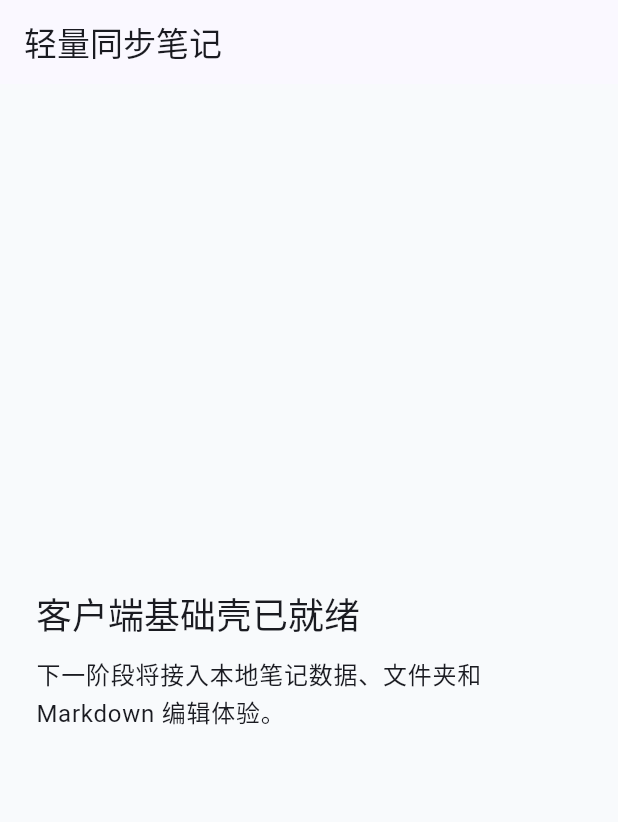
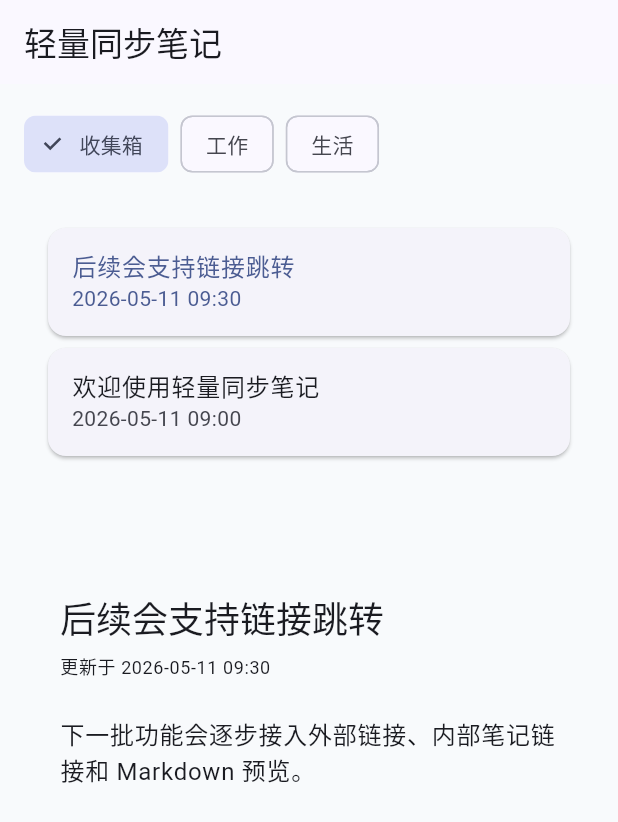
Before and after one commit to lblgb/note, a Flutter app: the screen it shows after launch, on a phone screen of 412 x 824 dp. Shown: the top 822 px of the screen. Run offline on Flutter 3.47's test engine with Material 3 defaults, Android fonts, the phone set to English and light mode, and no system bars.

Commit message:
feat: 添加本地笔记浏览界面

```diff
--- /dev/null
+++ b/apps/client/lib/features/notes/presentation/note_browser_page.dart
@@ -0,0 +1,311 @@
+// 文件说明：本地笔记浏览页面。
+
+import 'package:flutter/material.dart';
+
+import '../data/in_memory_note_repository.dart';
+import '../data/note_repository.dart';
+import '../domain/folder.dart';
+import '../domain/note.dart';
+
+// NoteBrowserPage 展示本地文件夹、笔记列表和笔记详情。
+class NoteBrowserPage extends StatefulWidget {
+  const NoteBrowserPage({
+    super.key,
+    NoteRepository? repository,
+  }) : repository = repository ?? const _DefaultRepository();
+
+  final NoteRepository repository;
+
+  // createState 创建本地笔记浏览状态。
+  @override
+  State<NoteBrowserPage> createState() => _NoteBrowserPageState();
+}
+
+// _DefaultRepository 延迟创建默认内存仓储。
+class _DefaultRepository implements NoteRepository {
+  const _DefaultRepository();
+
+  static final InMemoryNoteRepository _repository = InMemoryNoteRepository();
+
+  // listFolders 读取默认文件夹列表。
+  @override
+  List<Folder> listFolders() => _repository.listFolders();
+
+  // listNotes 读取默认文件夹下的笔记列表。
+  @override
+  List<Note> listNotes(String folderId) => _repository.listNotes(folderId);
+
+  // findNote 读取默认笔记详情。
+  @override
+  Note? findNote(String noteId) => _repository.findNote(noteId);
+}
+
+// _NoteBrowserPageState 管理当前选中的文件夹和笔记。
+class _NoteBrowserPageState extends State<NoteBrowserPage> {
+  String? _selectedFolderId;
+  String? _selectedNoteId;
+
+  // initState 初始化默认选中的文件夹和笔记。
+  @override
+  void initState() {
+    super.initState();
+    final folders = widget.repository.listFolders();
+    if (folders.isNotEmpty) {
+      _selectFolder(folders.first.id, updateState: false);
+    }
+  }
+
+  // build 构建本地笔记浏览页面。
+  @override
+  Widget build(BuildContext context) {
+    final folders = widget.repository.listFolders();
+    final selectedFolderId = _selectedFolderId;
+    final notes = selectedFolderId == null
+        ? <Note>[]
+        : widget.repository.listNotes(selectedFolderId);
+    final selectedNote = _selectedNoteId == null
+        ? null
+        : widget.repository.findNote(_selectedNoteId!);
+
+    return Scaffold(
+      appBar: AppBar(title: const Text('轻量同步笔记')),
+      body: LayoutBuilder(
+        builder: (context, constraints) {
+          if (folders.isEmpty) {
+            return const _EmptyState(message: '暂无文件夹');
+          }
+
+          final isWide = constraints.maxWidth >= 900;
+          if (isWide) {
+            return Row(
+              children: [
+                _FolderPane(
+                  folders: folders,
+                  selectedFolderId: selectedFolderId,
+                  onFolderSelected: _selectFolder,
+                ),
+                const VerticalDivider(width: 1),
+                _NoteListPane(
+                  notes: notes,
+                  selectedNoteId: _selectedNoteId,
+                  onNoteSelected: _selectNote,
+                ),
+                const VerticalDivider(width: 1),
+                Expanded(child: _NoteDetailPane(note: selectedNote)),
+              ],
+            );
+          }
+
+          return ListView(
+            padding: const EdgeInsets.all(16),
+            children: [
+              _FolderStrip(
+                folders: folders,
+                selectedFolderId: selectedFolderId,
+                onFolderSelected: _selectFolder,
+              ),
+              const SizedBox(height: 16),
+              SizedBox(
+                height: 220,
+                child: _NoteListPane(
+                  notes: notes,
+                  selectedNoteId: _selectedNoteId,
+                  onNoteSelected: _selectNote,
+                ),
+              ),
+              const SizedBox(height: 16),
+              _NoteDetailPane(note: selectedNote),
+            ],
+          );
+        },
+      ),
+    );
+  }
+
+  // _selectFolder 切换文件夹并自动选择第一条笔记。
+  void _selectFolder(String folderId, {bool updateState = true}) {
+    final notes = widget.repository.listNotes(folderId);
+    final nextNoteId = notes.isEmpty ? null : notes.first.id;
+
+    if (updateState) {
+      setState(() {
+        _selectedFolderId = folderId;
+        _selectedNoteId = nextNoteId;
+      });
+      return;
+    }
+
+    _selectedFolderId = folderId;
+    _selectedNoteId = nextNoteId;
+  }
+
+  // _selectNote 切换当前笔记。
+  void _selectNote(String noteId) {
+    setState(() {
+      _selectedNoteId = noteId;
+    });
+  }
+}
+
+// _FolderPane 展示宽屏文件夹侧边栏。
+class _FolderPane extends StatelessWidget {
+  const _FolderPane({
+    required this.folders,
+    required this.selectedFolderId,
+    required this.onFolderSelected,
+  });
+
+  final List<Folder> folders;
+  final String? selectedFolderId;
+  final ValueChanged<String> onFolderSelected;
+
+  // build 构建文件夹列表。
+  @override
+  Widget build(BuildContext context) {
+    return SizedBox(
+      width: 240,
+      child: ListView(
+        padding: const EdgeInsets.all(16),
+        children: [
+          Text('文件夹', style: Theme.of(context).textTheme.titleMedium),
+          const SizedBox(height: 12),
+          for (final folder in folders)
+            ListTile(
+              selected: folder.id == selectedFolderId,
+              leading: const Icon(Icons.folder_outlined),
+              title: Text(folder.name),
+              onTap: () => onFolderSelected(folder.id),
+            ),
+        ],
+      ),
+    );
+  }
+}
+
+// _FolderStrip 展示窄屏文件夹横向选择器。
+class _FolderStrip extends StatelessWidget {
+  const _FolderStrip({
+    required this.folders,
+    required this.selectedFolderId,
+    required this.onFolderSelected,
+  });
+
+  final List<Folder> folders;
+  final String? selectedFolderId;
+  final ValueChanged<String> onFolderSelected;
+
+  // build 构建文件夹筛选芯片。
+  @override
+  Widget build(BuildContext context) {
+    return Wrap(
+      spacing: 8,
+      runSpacing: 8,
+      children: [
+        for (final folder in folders)
+          ChoiceChip(
+            label: Text(folder.name),
+            selected: folder.id == selectedFolderId,
+            onSelected: (_) => onFolderSelected(folder.id),
+          ),
+      ],
+    );
+  }
+}
+
+// _NoteListPane 展示当前文件夹下的笔记列表。
+class _NoteListPane extends StatelessWidget {
+  const _NoteListPane({
+    required this.notes,
+    required this.selectedNoteId,
+    required this.onNoteSelected,
+  });
+
+  final List<Note> notes;
+  final String? selectedNoteId;
+  final ValueChanged<String> onNoteSelected;
+
+  // build 构建笔记列表或空状态。
+  @override
+  Widget build(BuildContext context) {
+    if (notes.isEmpty) {
+      return const _EmptyState(message: '暂无笔记');
+    }
+
+    return SizedBox(
+      width: 320,
+      child: ListView.separated(
+        padding: const EdgeInsets.all(16),
+        itemCount: notes.length,
+        separatorBuilder: (context, index) => const SizedBox(height: 8),
+        itemBuilder: (context, index) {
+          final note = notes[index];
+          return Card(
+            margin: EdgeInsets.zero,
+            child: ListTile(
+              selected: note.id == selectedNoteId,
+              title: Text(note.title),
+              subtitle: Text(_formatUpdatedAt(note.updatedAt)),
+              onTap: () => onNoteSelected(note.id),
+            ),
+          );
+        },
+      ),
+    );
+  }
+}
+
+// _NoteDetailPane 展示笔记详情。
+class _NoteDetailPane extends StatelessWidget {
+  const _NoteDetailPane({required this.note});
+
+  final Note? note;
+
+  // build 构建详情区或空状态。
+  @override
+  Widget build(BuildContext context) {
+    final note = this.note;
+    if (note == null) {
+      return const _EmptyState(message: '暂无笔记');
+    }
+
+    return SingleChildScrollView(
+      padding: const EdgeInsets.all(24),
+      child: ConstrainedBox(
+        constraints: const BoxConstraints(maxWidth: 720),
+        child: Column(
+          crossAxisAlignment: CrossAxisAlignment.start,
+          children: [
+            Text(note.title, style: Theme.of(context).textTheme.headlineSmall),
+            const SizedBox(height: 8),
+            Text(
+              '更新于 ${_formatUpdatedAt(note.updatedAt)}',
+              style: Theme.of(context).textTheme.bodySmall,
+            ),
+            const SizedBox(height: 24),
+            Text(note.content, style: Theme.of(context).textTheme.bodyLarge),
+          ],
+        ),
+      ),
+    );
+  }
+}
+
+// _EmptyState 展示空数据提示。
+class _EmptyState extends StatelessWidget {
+  const _EmptyState({required this.message});
+
+  final String message;
+
+  // build 构建居中的空状态文本。
+  @override
+  Widget build(BuildContext context) {
+    return Center(child: Text(message));
+  }
+}
+
+// _formatUpdatedAt 格式化笔记更新时间。
+String _formatUpdatedAt(DateTime value) {
+  String twoDigits(int number) => number.toString().padLeft(2, '0');
+  return '${value.year}-${twoDigits(value.month)}-${twoDigits(value.day)} '
+      '${twoDigits(value.hour)}:${twoDigits(value.minute)}';
+}
--- a/apps/client/lib/features/shell/shell_page.dart
+++ b/apps/client/lib/features/shell/shell_page.dart
@@ -1,90 +1,16 @@
-// 文件说明：客户端基础壳页面，展示后续笔记工作区入口。
+// 文件说明：客户端基础壳页面，挂载当前主要功能页面。
 
 import 'package:flutter/material.dart';
 
-// ShellPage 展示客户端第一阶段基础界面。
+import '../notes/presentation/note_browser_page.dart';
+
+// ShellPage 展示客户端第一阶段主要界面。
 class ShellPage extends StatelessWidget {
   const ShellPage({super.key});
 
-  // build 根据窗口宽度构建桌面或窄屏布局。
+  // build 构建应用壳并挂载本地笔记浏览器。
   @override
   Widget build(BuildContext context) {
-    return Scaffold(
-      appBar: AppBar(title: const Text('轻量同步笔记')),
-      body: LayoutBuilder(
-        builder: (context, constraints) {
-          final isWide = constraints.maxWidth >= 900;
-          if (isWide) {
-            return const Row(
-              children: [
-                _SidebarPane(),
-                VerticalDivider(width: 1),
-                Expanded(child: _WorkspacePane()),
-              ],
-            );
-          }
-
-          return const _WorkspacePane();
-        },
-      ),
-    );
+    return const NoteBrowserPage();
   }
 }
-
-// _SidebarPane 展示桌面端侧边栏占位。
-class _SidebarPane extends StatelessWidget {
-  const _SidebarPane();
-
-  // build 构建文件夹和最近笔记导航。
-  @override
-  Widget build(BuildContext context) {
-    return SizedBox(
-      width: 280,
-      child: ListView(
-        padding: const EdgeInsets.all(16),
-        children: const [
-          Text(
-            '文件夹',
-            style: TextStyle(fontSize: 18, fontWeight: FontWeight.w600),
-          ),
-          SizedBox(height: 12),
-          ListTile(leading: Icon(Icons.folder_outlined), title: Text('全部笔记')),
-          ListTile(leading: Icon(Icons.history), title: Text('最近编辑')),
-        ],
-      ),
-    );
-  }
-}
-
-// _WorkspacePane 展示当前阶段工作区占位。
-class _WorkspacePane extends StatelessWidget {
-  const _WorkspacePane();
-
-  // build 构建居中的工作区状态说明。
-  @override
-  Widget build(BuildContext context) {
-    return Center(
-      child: ConstrainedBox(
-        constraints: const BoxConstraints(maxWidth: 520),
-        child: Padding(
-          padding: const EdgeInsets.all(24),
-          child: Column(
-            mainAxisSize: MainAxisSize.min,
-            crossAxisAlignment: CrossAxisAlignment.start,
-            children: [
-              Text(
-                '客户端基础壳已就绪',
-                style: Theme.of(context).textTheme.headlineSmall,
-              ),
-              const SizedBox(height: 12),
-              Text(
-                '下一阶段将接入本地笔记数据、文件夹和 Markdown 编辑体验。',
-                style: Theme.of(context).textTheme.bodyLarge,
-              ),
-            ],
-          ),
-        ),
-      ),
-    );
-  }
-}
```
